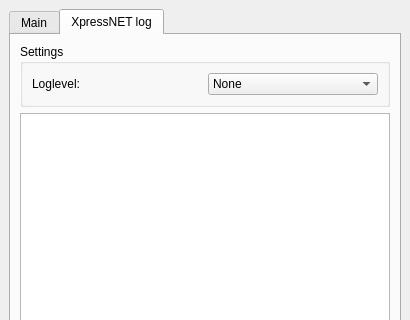
Above: form/main-window.ui from kmzbrnoI/rcs-lib-XpressNET-qt before the change; both pictures show x 0 to 410 and y 0 to 320 of the 410 by 478 pixel window. Below: the same form after it.
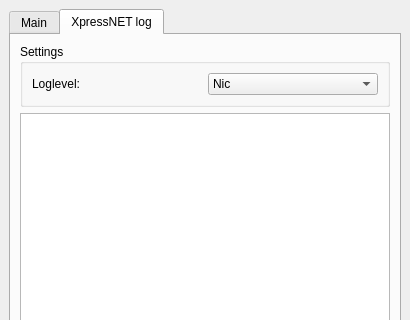
That is the form after the change. The open tabs and pages were chosen to show the change. Icons and pictures are not drawn.

Commit message: Allow to set loglevel.

```diff
--- a/form/main-window.ui
+++ b/form/main-window.ui
@@ -78,7 +78,7 @@
             <widget class="QComboBox" name="cb_xn_loglevel">
              <item>
               <property name="text">
-               <string>None</string>
+               <string>Nic</string>
               </property>
              </item>
              <item>
```
Left out of the diff: 15 changed lines with no effect on the pictures. The commit also changes 2 other files.
